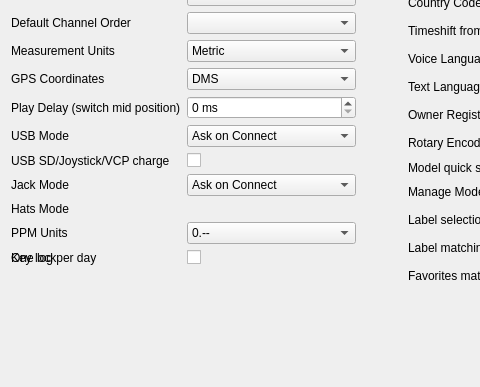
Qt form companion/src/generaledit/generalsetup.ui (EdgeTX/edgetx) before a commit; both pictures show x 0 to 480 and y 564 to 951 of the 878 by 951 pixel window.
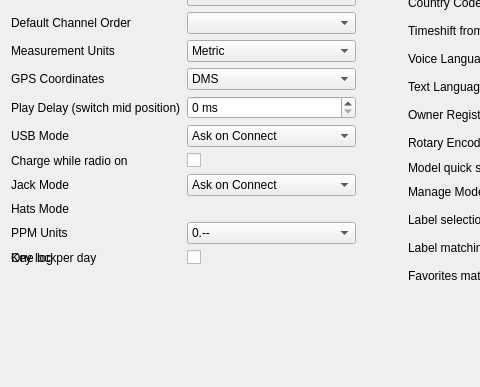
The same form after that commit. Custom widgets are drawn as their Qt base class.

The edit to the form file:
```diff
--- a/companion/src/generaledit/generalsetup.ui
+++ b/companion/src/generaledit/generalsetup.ui
@@ -900,7 +900,7 @@
      <item row="26" column="0">
       <widget class="QLabel" name="usbChargeLabel">
        <property name="text">
-        <string>USB SD/Joystick/VCP charge</string>
+        <string>Charge while radio on</string>
        </property>
       </widget>
      </item>
```
